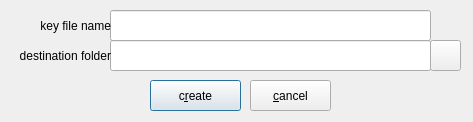
The window that zuluCrypt-gui/createkeyfile.ui (mhogomchungu/zuluCrypt) describes before a commit, drawn with Qt 5.
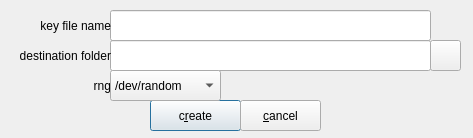
The same window after the commit.

Commit message: change the creating key UI from reading a random data source from file to asking a user

Patch:
```diff
--- a/zuluCrypt-gui/createkeyfile.ui
+++ b/zuluCrypt-gui/createkeyfile.ui
@@ -10,7 +10,7 @@
     <x>0</x>
     <y>0</y>
     <width>473</width>
-    <height>122</height>
+    <height>138</height>
    </rect>
   </property>
   <property name="windowTitle">
@@ -75,7 +75,7 @@
    <property name="geometry">
     <rect>
      <x>150</x>
-     <y>80</y>
+     <y>100</y>
      <width>91</width>
      <height>31</height>
     </rect>
@@ -93,8 +93,8 @@
   <widget class="QPushButton" name="pbCancel">
    <property name="geometry">
     <rect>
-     <x>250</x>
-     <y>80</y>
+     <x>240</x>
+     <y>100</y>
      <width>81</width>
      <height>31</height>
     </rect>
@@ -125,6 +125,42 @@
     <set>Qt::AlignRight|Qt::AlignTrailing|Qt::AlignVCenter</set>
    </property>
   </widget>
+  <widget class="QLabel" name="labelRNG">
+   <property name="geometry">
+    <rect>
+     <x>10</x>
+     <y>70</y>
+     <width>101</width>
+     <height>31</height>
+    </rect>
+   </property>
+   <property name="text">
+    <string>rng</string>
+   </property>
+   <property name="alignment">
+    <set>Qt::AlignRight|Qt::AlignTrailing|Qt::AlignVCenter</set>
+   </property>
+  </widget>
+  <widget class="QComboBox" name="comboBoxRNG">
+   <property name="geometry">
+    <rect>
+     <x>110</x>
+     <y>70</y>
+     <width>111</width>
+     <height>31</height>
+    </rect>
+   </property>
+   <item>
+    <property name="text">
+     <string>/dev/random</string>
+    </property>
+   </item>
+   <item>
+    <property name="text">
+     <string>/dev/urandom</string>
+    </property>
+   </item>
+  </widget>
  </widget>
  <resources/>
  <connections/>
```
The commit also changes 2 other files.
